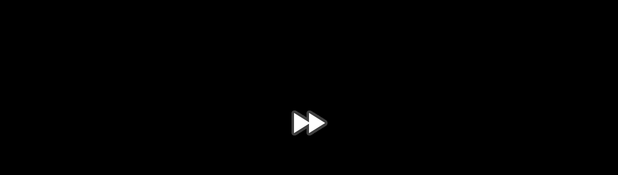
After one commit to csivilo/WiFree, an Android app: the layout activity_splash_screen.xml on its own in the app's theme, with its tools: preview values and no code run, on a phone screen of 412 x 824 dp. The commit adds this screen. Shown: the part 495-670 px from the top of the screen. Run offline under Robolectric (Android 15) with nearby library versions, the phone set to English and light mode, and no system bars.

Commit message:
Added splash screeen

```diff
--- a/WiFreeApp/app/src/main/AndroidManifest.xml
+++ b/WiFreeApp/app/src/main/AndroidManifest.xml
@@ -35,13 +35,17 @@
             android:name="com.google.android.geo.API_KEY"
             android:value="@string/google_maps_key" />
 
-        <activity android:name=".MainActivity">
+        <activity
+            android:name=".SplashScreen"
+            android:label="@string/app_name"
+            android:theme="@style/AppTheme.NoActionBar">
             <intent-filter>
                 <action android:name="android.intent.action.MAIN" />
 
                 <category android:name="android.intent.category.LAUNCHER" />
             </intent-filter>
         </activity>
+        <activity android:name=".MainActivity"></activity>
     </application>
 
 </manifest>
--- a/WiFreeApp/app/src/main/java/aitmobile/wifree/MainActivity.java
+++ b/WiFreeApp/app/src/main/java/aitmobile/wifree/MainActivity.java
@@ -89,11 +89,13 @@ public class MainActivity extends AppCompatActivity {
         String SSID;
         Netw ourNet;
 
+
         this.wifiMan = (WifiManager) getSystemService(Context.WIFI_SERVICE);
 
         WifiInfo wifiInfo = this.wifiMan.getConnectionInfo();
         SSID = wifiInfo.getSSID();
         ourNet = new Netw(SSID,passwd);
+
 
         showToastMessage(ourNet.toString());
 
--- /dev/null
+++ b/WiFreeApp/app/src/main/res/anim/zoom.xml
@@ -0,0 +1,14 @@
+<?xml version="1.0" encoding="utf-8"?>
+<set xmlns:android="http://schemas.android.com/apk/res/android">
+
+    <scale
+        android:fromXScale="1.0"
+        android:toXScale="3.0"
+        android:fromYScale="1.0"
+        android:toYScale="3.0"
+        android:pivotX="50%"
+        android:pivotY="50%"
+        android:duration="3000"/>
+
+
+</set>
--- /dev/null
+++ b/WiFreeApp/app/src/main/res/layout/activity_splash_screen.xml
@@ -0,0 +1,17 @@
+<?xml version="1.0" encoding="utf-8"?>
+<LinearLayout xmlns:android="http://schemas.android.com/apk/res/android"
+    xmlns:tools="http://schemas.android.com/tools"
+    android:layout_width="fill_parent"
+    android:layout_height="fill_parent"
+    android:orientation="vertical"
+    android:background="#000000"
+    tools:context="aitmobile.wifree.SplashScreen">
+
+    <ImageView
+        android:id="@+id/splashImage"
+        android:layout_gravity="center"
+        android:layout_width="wrap_content"
+        android:layout_height="fill_parent"
+        android:src="@android:drawable/ic_media_ff"/>
+
+</LinearLayout>
```
Also changed, not shown: WiFreeApp/app/src/main/java/aitmobile/wifree/SplashScreen.java (added, +34 -0 lines), WiFreeApp/app/src/main/java/aitmobile/wifree/adapter/NetwAdapter.java (+7 -8 lines), WiFreeApp/app/src/main/res/drawable/drawable-hdpi/ic_action_wifi.png (added), WiFreeApp/app/src/main/res/drawable/drawable-mdpi/ic_action_wifi.png (added), WiFreeApp/app/src/main/res/drawable/drawable-xhdpi/ic_action_wifi.png (added), WiFreeApp/app/src/main/res/drawable/drawable-xxhdpi/ic_action_wifi.png (added), WiFreeApp/app/src/main/res/drawable/drawable-xxxhdpi/ic_action_wifi.png (added).
